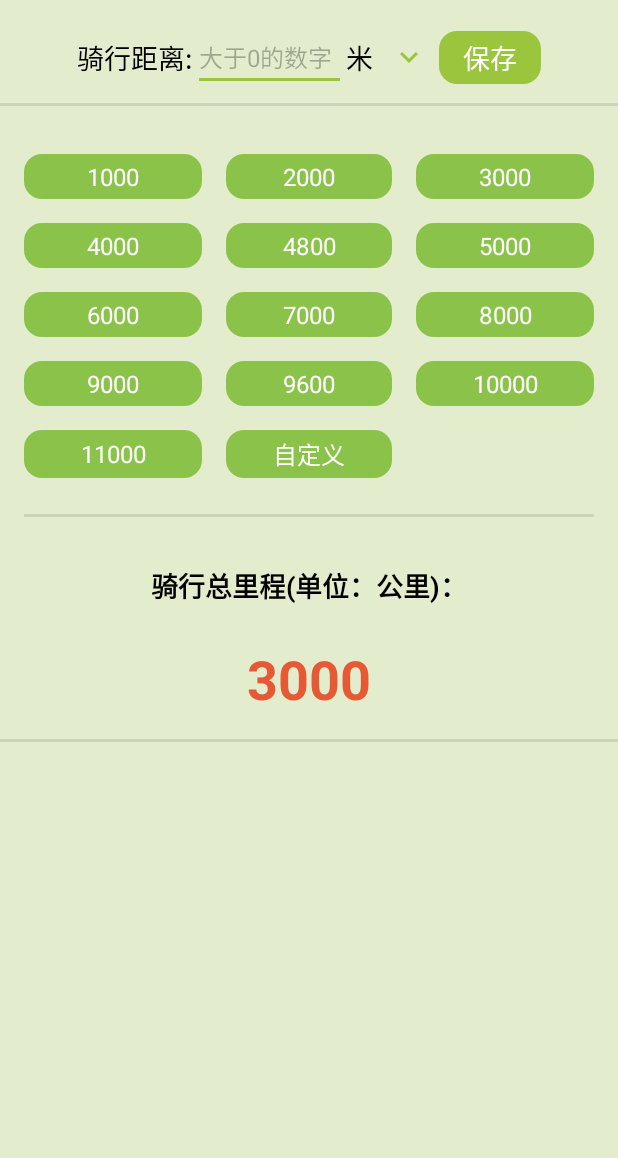
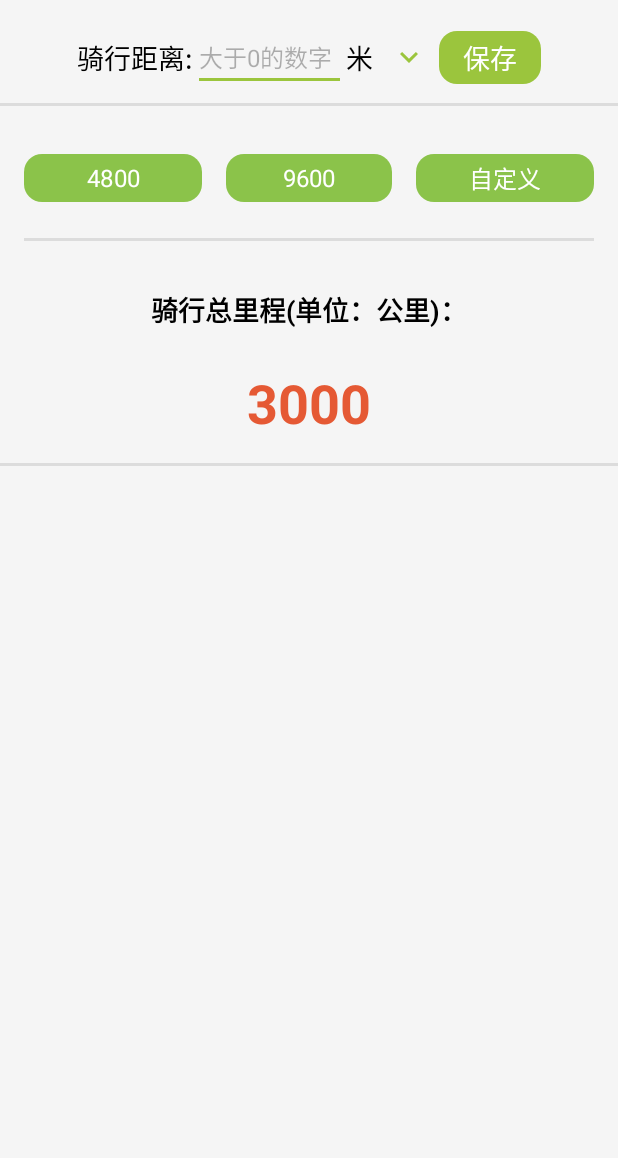
Before and after one commit to xWenChen/BikeTours, an Android app: the screen it shows after launch (MainActivity), on a phone screen of 412 x 824 dp, the part 78-1236 px from its top. Run offline under Robolectric (Android 15) with nearby library versions, the phone set to English and light mode, and no system bars.

Commit message:
1、优化主页面展示效果，点击效果待添加。效果待调试。

```diff
--- a/app/src/main/java/com/mustly/biketours/data/DistanceDataSource.kt
+++ b/app/src/main/java/com/mustly/biketours/data/DistanceDataSource.kt
@@ -43,10 +43,7 @@ class DistanceDataSource {
     }
 
     companion object {
-        val defaultSet = sortedSetOf(
-            1000, 2000, 3000, 4000, 4800, 5000, 6000,
-            7000, 8000, 9000, 9600, 10000, 11000,
-        )
+        val defaultSet = sortedSetOf(4800, 9600)
         const val KEY_DISTANCE_LIST = "distanceList"
         const val KEY_TOTAL_DISTANCE = "totalDistance"
     }
--- a/app/src/main/res/layout/activity_main.xml
+++ b/app/src/main/res/layout/activity_main.xml
@@ -6,7 +6,7 @@
     android:layout_width="match_parent"
     android:layout_height="match_parent"
     android:paddingBottom="@dimen/page_padding_large"
-    android:background="@color/main_green"
+    android:background="@color/grey_100"
     android:orientation="vertical">
 
     <TextView
--- a/app/src/main/res/values/colors.xml
+++ b/app/src/main/res/values/colors.xml
@@ -29,4 +29,8 @@
     <color name="orange">#FA7921</color>
 
     <color name="divider_color">#1A000000</color>
+
+    <color name="grey_100">#F5F5F5</color>
+    <color name="grey_200">#EEEEEE</color>
+    <color name="grey_300">#E0E0E0</color>
 </resources>
```
